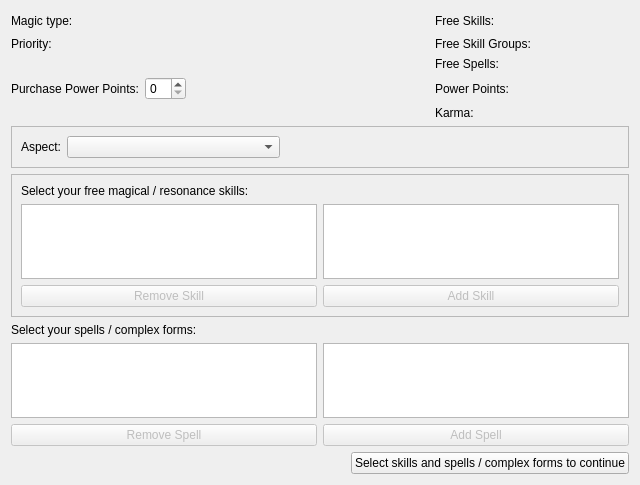
Qt form SR5-Shaman/ui/character/tabs/chareditmagictab.ui (TheSHEEEP/SR5-Shaman) before a commit.
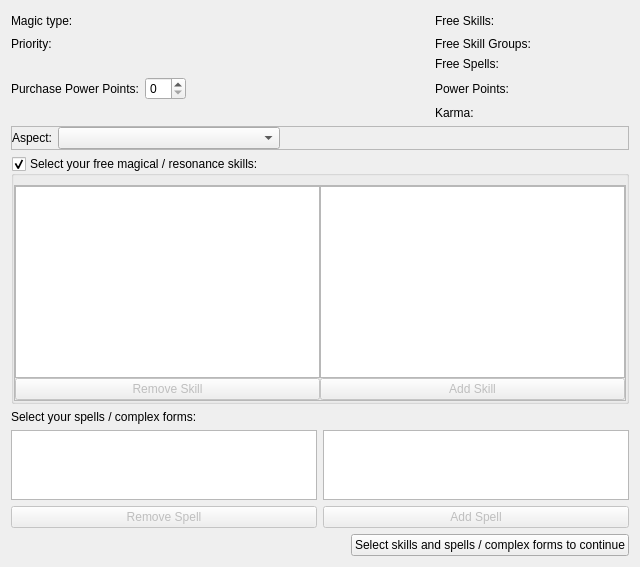
The same form after that commit.

Patch:
```diff
--- a/SR5-Shaman/ui/character/tabs/chareditmagictab.ui
+++ b/SR5-Shaman/ui/character/tabs/chareditmagictab.ui
@@ -7,7 +7,7 @@
     <x>0</x>
     <y>0</y>
     <width>640</width>
-    <height>485</height>
+    <height>494</height>
    </rect>
   </property>
   <property name="windowTitle">
@@ -260,6 +260,12 @@
    </item>
    <item>
     <widget class="QFrame" name="frameAspected">
+     <property name="sizePolicy">
+      <sizepolicy hsizetype="Preferred" vsizetype="Minimum">
+       <horstretch>0</horstretch>
+       <verstretch>0</verstretch>
+      </sizepolicy>
+     </property>
      <property name="frameShape">
       <enum>QFrame::StyledPanel</enum>
      </property>
@@ -267,6 +273,18 @@
       <enum>QFrame::Raised</enum>
      </property>
      <layout class="QGridLayout" name="gridLayout_2">
+      <property name="leftMargin">
+       <number>0</number>
+      </property>
+      <property name="topMargin">
+       <number>0</number>
+      </property>
+      <property name="rightMargin">
+       <number>0</number>
+      </property>
+      <property name="bottomMargin">
+       <number>0</number>
+      </property>
       <item row="0" column="0">
        <layout class="QHBoxLayout" name="layoutAspected">
         <item>
@@ -332,22 +350,45 @@
     </widget>
    </item>
    <item>
-    <spacer name="verticalSpacer">
-     <property name="orientation">
-      <enum>Qt::Vertical</enum>
+    <widget class="QGroupBox" name="groupBoxSkills">
+     <property name="sizePolicy">
+      <sizepolicy hsizetype="Expanding" vsizetype="Preferred">
+       <horstretch>0</horstretch>
+       <verstretch>0</verstretch>
+      </sizepolicy>
      </property>
-     <property name="sizeHint" stdset="0">
-      <size>
-       <width>20</width>
-       <height>40</height>
-      </size>
+     <property name="autoFillBackground">
+      <bool>false</bool>
      </property>
-    </spacer>
-   </item>
+     <property name="styleSheet">
+      <string notr="true"/>
+     </property>
+     <property name="title">
+      <string>Select your free magical / resonance skills:</string>
+     </property>
+     <property name="flat">
+      <bool>true</bool>
+     </property>
+     <property name="checkable">
+      <bool>true</bool>
+     </property>
+     <property name="checked">
+      <bool>true</bool>
+     </property>
+     <layout class="QVBoxLayout" name="verticalLayout_2">
+      <property name="leftMargin">
+       <number>0</number>
+      </property>
+      <property name="rightMargin">
+       <number>0</number>
+      </property>
+      <property name="bottomMargin">
+       <number>0</number>
+      </property>
    <item>
     <widget class="QFrame" name="frameFreeSkills">
      <property name="sizePolicy">
-      <sizepolicy hsizetype="Preferred" vsizetype="Maximum">
+         <sizepolicy hsizetype="Minimum" vsizetype="Minimum">
        <horstretch>0</horstretch>
        <verstretch>0</verstretch>
       </sizepolicy>
@@ -359,22 +400,43 @@
       <enum>QFrame::Raised</enum>
      </property>
      <layout class="QGridLayout" name="gridLayout_3">
+         <property name="leftMargin">
+          <number>0</number>
+         </property>
+         <property name="topMargin">
+          <number>0</number>
+         </property>
+         <property name="rightMargin">
+          <number>0</number>
+         </property>
+         <property name="bottomMargin">
+          <number>0</number>
+         </property>
+         <property name="horizontalSpacing">
+          <number>0</number>
+         </property>
       <item row="0" column="0">
        <layout class="QVBoxLayout" name="layoutFreeSkills">
-        <item>
-         <widget class="QLabel" name="lblSelectSkills">
-          <property name="text">
-           <string>Select your free magical / resonance skills:</string>
-          </property>
-         </widget>
-        </item>
         <item>
          <layout class="QHBoxLayout" name="horizontalLayout_3">
           <item>
-           <widget class="QTreeView" name="treeSkills"/>
+              <widget class="QTreeView" name="treeSkills">
+               <property name="sizePolicy">
+                <sizepolicy hsizetype="Expanding" vsizetype="Expanding">
+                 <horstretch>0</horstretch>
+                 <verstretch>0</verstretch>
+                </sizepolicy>
+               </property>
+              </widget>
           </item>
           <item>
            <widget class="QTreeView" name="treeSkillsAvailable">
+               <property name="sizePolicy">
+                <sizepolicy hsizetype="Expanding" vsizetype="Expanding">
+                 <horstretch>0</horstretch>
+                 <verstretch>0</verstretch>
+                </sizepolicy>
+               </property>
             <property name="headerHidden">
              <bool>false</bool>
             </property>
@@ -411,8 +473,14 @@
      </layout>
     </widget>
    </item>
+     </layout>
+    </widget>
+   </item>
    <item>
     <layout class="QVBoxLayout" name="verticalLayout_3">
+     <property name="sizeConstraint">
+      <enum>QLayout::SetMaximumSize</enum>
+     </property>
      <item>
       <widget class="QLabel" name="lblSelectSpells">
        <property name="text">
@@ -423,10 +491,24 @@
      <item>
       <layout class="QHBoxLayout" name="horizontalLayout_4">
        <item>
-        <widget class="QTreeView" name="treeSpells"/>
+        <widget class="QTreeView" name="treeSpells">
+         <property name="sizePolicy">
+          <sizepolicy hsizetype="Expanding" vsizetype="Expanding">
+           <horstretch>0</horstretch>
+           <verstretch>0</verstretch>
+          </sizepolicy>
+         </property>
+        </widget>
        </item>
        <item>
-        <widget class="QTreeView" name="treeSpellsAvailable"/>
+        <widget class="QTreeView" name="treeSpellsAvailable">
+         <property name="sizePolicy">
+          <sizepolicy hsizetype="Expanding" vsizetype="Expanding">
+           <horstretch>0</horstretch>
+           <verstretch>0</verstretch>
+          </sizepolicy>
+         </property>
+        </widget>
        </item>
       </layout>
      </item>
@@ -437,6 +519,12 @@
          <property name="enabled">
           <bool>false</bool>
          </property>
+         <property name="sizePolicy">
+          <sizepolicy hsizetype="Minimum" vsizetype="Fixed">
+           <horstretch>0</horstretch>
+           <verstretch>0</verstretch>
+          </sizepolicy>
+         </property>
          <property name="text">
           <string>Remove Spell</string>
          </property>
```
Left out of the diff: 3 changed lines with no effect on the pictures. Lines whose indentation alone changed are shown as unchanged.
